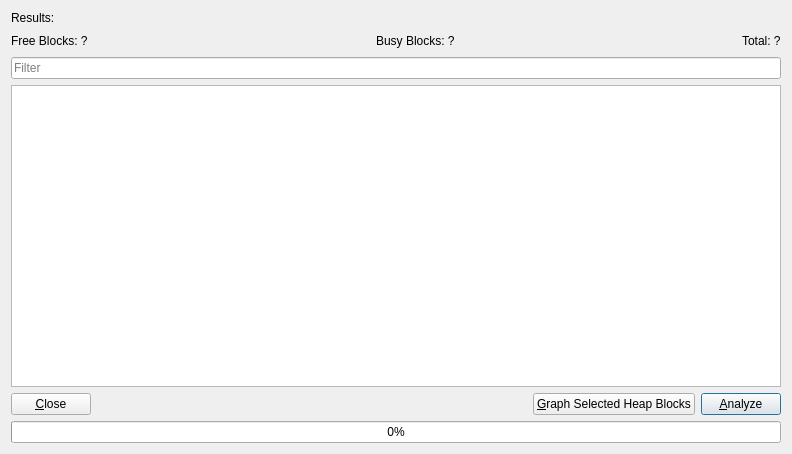
Before: the Qt Designer form plugins/HeapAnalyzer/DialogHeap.ui in eteran/edb-debugger, drawn with Qt 5.
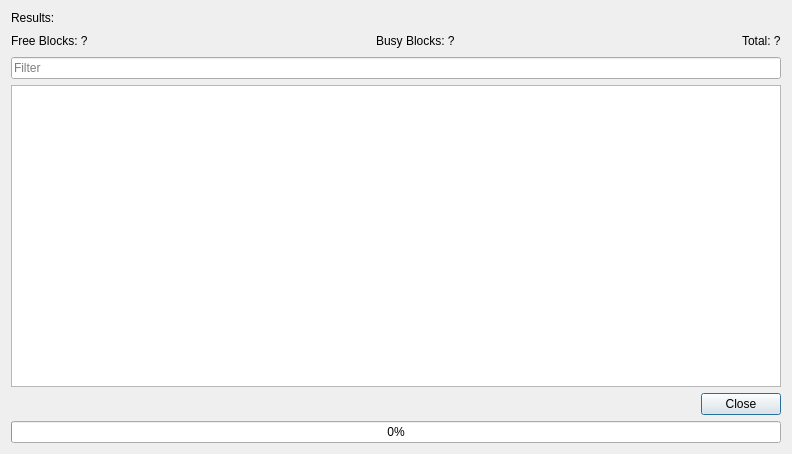
After: the same form once the commit is applied. Icons and pictures are not drawn.

Commit message:
improved heap analyzer plugin too. Now all dialogs, as far as I can tell, should have consistent placement of buttons on all desktops! W00t!
I think we are close to ready for a 1.1.0 release :-)

The edit to the form file:
```diff
--- a/plugins/HeapAnalyzer/DialogHeap.ui
+++ b/plugins/HeapAnalyzer/DialogHeap.ui
@@ -111,57 +111,11 @@
     </widget>
    </item>
    <item>
-    <layout class="QHBoxLayout">
-     <item>
-      <widget class="QPushButton" name="btnClose">
-       <property name="text">
-        <string>&amp;Close</string>
-       </property>
-       <property name="icon">
-        <iconset theme="dialog-close">
-         <normaloff>.</normaloff>.</iconset>
-       </property>
-      </widget>
-     </item>
-     <item>
-      <spacer>
-       <property name="orientation">
-        <enum>Qt::Horizontal</enum>
-       </property>
-       <property name="sizeHint" stdset="0">
-        <size>
-         <width>40</width>
-         <height>20</height>
-        </size>
-       </property>
-      </spacer>
-     </item>
-     <item>
-      <widget class="QPushButton" name="btnGraph">
-       <property name="text">
-        <string>&amp;Graph Selected Heap Blocks</string>
-       </property>
-       <property name="icon">
-        <iconset theme="distribute-graph">
-         <normaloff>.</normaloff>.</iconset>
-       </property>
-      </widget>
-     </item>
-     <item>
-      <widget class="QPushButton" name="btnFind">
-       <property name="text">
-        <string>&amp;Analyze</string>
-       </property>
-       <property name="icon">
-        <iconset theme="edit-find">
-         <normaloff>.</normaloff>.</iconset>
-       </property>
-       <property name="default">
-        <bool>true</bool>
-       </property>
-      </widget>
-     </item>
-    </layout>
+    <widget class="QDialogButtonBox" name="buttonBox">
+     <property name="standardButtons">
+      <set>QDialogButtonBox::Close</set>
+     </property>
+    </widget>
    </item>
    <item>
     <widget class="QProgressBar" name="progressBar">
```
Left out of the diff: 31 changed lines with no effect on the pictures. The commit also changes 2 other files.
